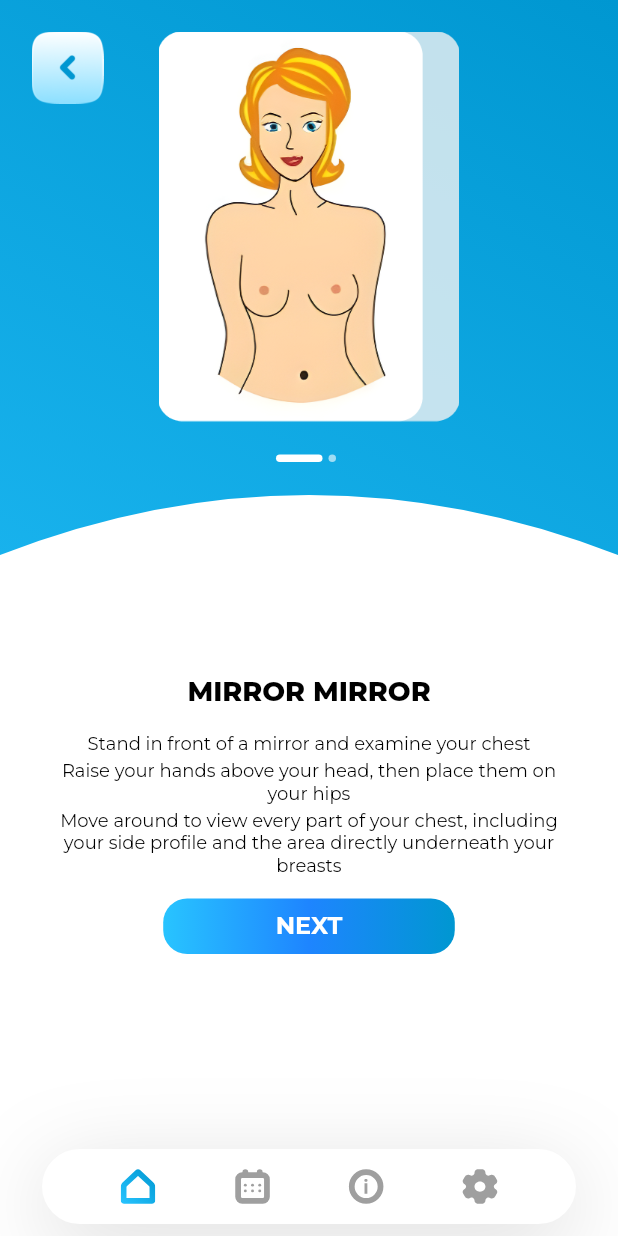
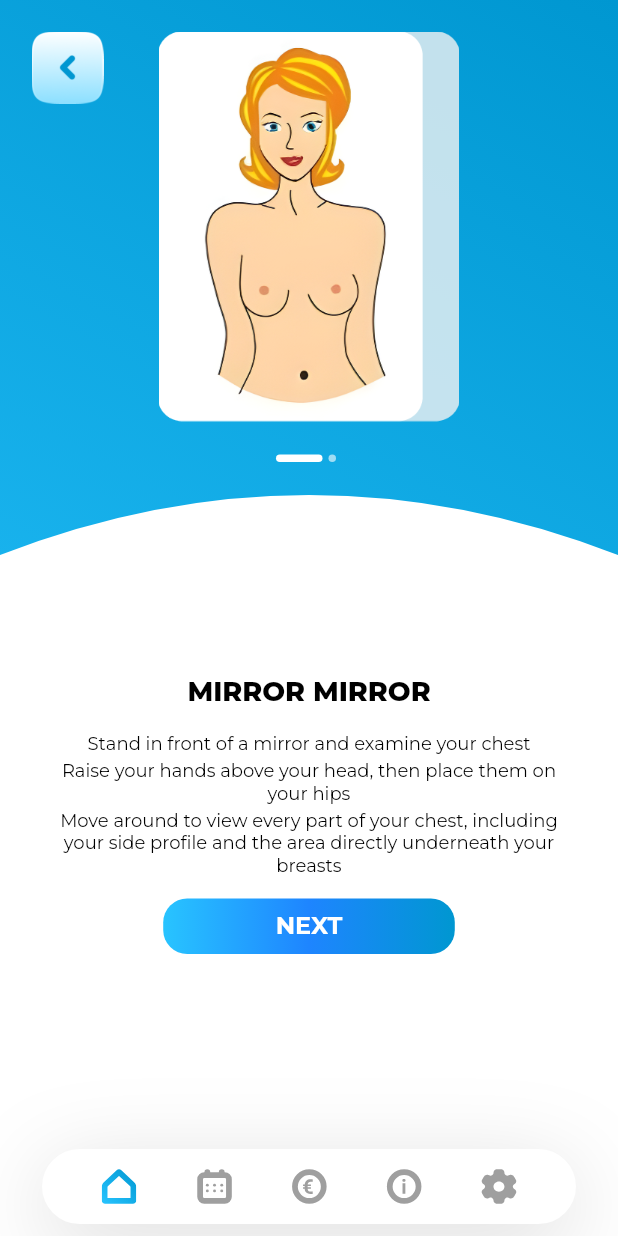
Before and after one commit to MikhailDindikov/fanby, a Flutter app: the FanMainScreen screen opened directly, after a tap on "GET STARTED", on a phone screen of 412 x 824 dp. Run offline on Flutter 3.47's test engine with Material 3 defaults, Android fonts, the light colour scheme and no system bars; our stand-ins replace carousel_slider, flutter_custom_clippers, flutter_svg, get, get_storage, image_picker and 4 more; missing offline and left inert: apphud; accounts and stored records are empty.

Commit message:
add prem

```diff
--- a/fanby/lib/fan_screens/fan_main_screen/fan_main_screen.dart
+++ b/fanby/lib/fan_screens/fan_main_screen/fan_main_screen.dart
@@ -2,6 +2,7 @@ import 'package:fanby/fan_check_navigator.dart';
 import 'package:fanby/fan_controllers/fan_check_controller.dart';
 import 'package:fanby/fan_controllers/fan_profile_controller.dart';
 import 'package:fanby/fan_screens/fan_calendar_screen/fan_calendar_screen.dart';
+import 'package:fanby/fan_screens/fan_prem_screen/fan_prem_screen.dart';
 import 'package:fanby/fan_screens/fan_settings_screen/fan_settings_screen.dart';
 import 'package:fanby/fan_some/fan_profile_navigator.dart';
 import 'package:flutter/material.dart';
@@ -96,8 +97,8 @@ class _FanMainScreenState extends State<FanMainScreen> {
                 alignment: Alignment.center,
                 child: Obx(() => SvgPicture.asset(
                       fanPage.value == 2
-                          ? 'fan_assets/icons/profile_sel.svg'
-                          : 'fan_assets/icons/profile.svg',
+                          ? 'fan_assets/icons/prem_sel.svg'
+                          : 'fan_assets/icons/prem.svg',
                     )),
               ),
             ),
@@ -112,6 +113,22 @@ class _FanMainScreenState extends State<FanMainScreen> {
                 alignment: Alignment.center,
                 child: Obx(() => SvgPicture.asset(
                       fanPage.value == 3
+                          ? 'fan_assets/icons/profile_sel.svg'
+                          : 'fan_assets/icons/profile.svg',
+                    )),
+              ),
+            ),
+            GestureDetector(
+              behavior: HitTestBehavior.opaque,
+              onTap: () {
+                fanPage.value = 4;
+              },
+              child: Container(
+                height: 24,
+                width: 24,
+                alignment: Alignment.center,
+                child: Obx(() => SvgPicture.asset(
+                      fanPage.value == 4
                           ? 'fan_assets/icons/settings_sel.svg'
                           : 'fan_assets/icons/settings.svg',
                     )),
@@ -126,7 +143,7 @@ class _FanMainScreenState extends State<FanMainScreen> {
           children: [
             FanCheckNavigator(),
             FanCalendarScreen(),
-            //FanPremScreen(),
+            FanPremScreen(),
             FanProfileNavigator(),
             FanSettingsScreen(),
           ],
--- /dev/null
+++ b/fanby/lib/fan_screens/fan_prem_screen/fan_prem_screen.dart
@@ -0,0 +1,269 @@
+import 'package:apphud/apphud.dart';
+import 'package:fanby/fan_controllers/fan_profile_controller.dart';
+import 'package:flutter/cupertino.dart';
+import 'package:flutter/material.dart';
+import 'package:get/get.dart';
+import 'package:get_storage/get_storage.dart';
+
+class FanPremScreen extends StatefulWidget {
+  const FanPremScreen({super.key});
+
+  @override
+  State<FanPremScreen> createState() => _FanPremScreenState();
+}
+
+class _FanPremScreenState extends State<FanPremScreen> {
+  final profileController = Get.find<FanProfileController>();
+  final RxBool fanBuy = false.obs;
+
+  @override
+  Widget build(BuildContext context) {
+    return Container(
+      width: double.infinity,
+      height: double.infinity,
+      decoration: BoxDecoration(
+        image: DecorationImage(
+          image: AssetImage('fan_assets/images/prem_bg.png'),
+          fit: BoxFit.cover,
+        ),
+      ),
+      child: Scaffold(
+        backgroundColor: Colors.transparent,
+        body: SafeArea(
+          child: SizedBox(
+            width: double.infinity,
+            child: GetBuilder<FanProfileController>(builder: (_) {
+              return Column(
+                mainAxisAlignment: MainAxisAlignment.end,
+                children: [
+                  Container(
+                    width: double.infinity,
+                    padding: EdgeInsets.all(24),
+                    decoration: BoxDecoration(
+                      color: Colors.white,
+                      borderRadius: BorderRadius.only(
+                        topLeft: Radius.circular(24),
+                        topRight: Radius.circular(24),
+                      ),
+                    ),
+                    child: Column(
+                      children: [
+                        Text(
+                          'Premium',
+                          style: TextStyle(
+                            fontFamily: 'Mont',
+                            fontSize: 18,
+                            fontVariations: [FontVariation('wght', 700)],
+                            color: Colors.black,
+                          ),
+                        ),
+                        SizedBox(
+                          height: 12,
+                        ),
+                        Container(
+                          padding: EdgeInsets.all(4),
+                          alignment: Alignment.center,
+                          decoration: BoxDecoration(
+                            borderRadius: BorderRadius.circular(16),
+                            gradient: LinearGradient(
+                              colors: [
+                                Color.fromRGBO(0, 151, 209, 1),
+                                Color.fromRGBO(30, 133, 255, 1),
+                                Color.fromRGBO(40, 196, 255, 1),
+                              ],
+                              begin: Alignment.centerRight,
+                              end: Alignment.centerLeft,
+                            ),
+                            boxShadow: [
+                              BoxShadow(
+                                  offset: Offset(0, 4),
+                                  color: Color.fromRGBO(0, 0, 0, 0.25),
+                                  blurRadius: 4),
+                            ],
+                          ),
+                          child: Container(
+                            padding: EdgeInsets.symmetric(
+                                horizontal: 20, vertical: 8),
+                            decoration: BoxDecoration(
+                              borderRadius: BorderRadius.circular(12),
+                              color: Colors.white,
+                            ),
+                            child: Row(
+                              children: [
+                                Image.asset(
+                                  'fan_assets/images/active.png',
+                                  height: 30,
+                                  width: 30,
+                                ),
+                                SizedBox(
+                                  width: 8,
+                                ),
+                                Expanded(
+                                  child: Text(
+                                    'Unlock unlimited breast checks',
+                                    style: TextStyle(
+                                      fontFamily: 'Mont',
+                                      fontSize: 14,
+                                      fontVariations: [
+                                        FontVariation('wght', 700)
+                                      ],
+                                      color: Colors.black,
+                                    ),
+                                  ),
+                                ),
+                              ],
+                            ),
+                          ),
+                        ),
+                        SizedBox(
+                          height: 12,
+                        ),
+                        profileController.fanPrem
+                            ? Container(
+                                padding: EdgeInsets.all(4),
+                                alignment: Alignment.center,
+                                decoration: BoxDecoration(
+                                  borderRadius: BorderRadius.circular(16),
+                                  gradient: LinearGradient(
+                                    colors: [
+                                      Color.fromRGBO(0, 151, 209, 1),
+                                      Color.fromRGBO(30, 133, 255, 1),
+                                      Color.fromRGBO(40, 196, 255, 1),
+                                    ],
+                                    begin: Alignment.centerRight,
+                                    end: Alignment.centerLeft,
+                                  ),
+                                  boxShadow: [
+                                    BoxShadow(
+                                        offset: Offset(0, 4),
+                                        color: Color.fromRGBO(0, 0, 0, 0.25),
+                                        blurRadius: 4),
+                                  ],
+                                ),
+                                child: Container(
+                                  padding: EdgeInsets.symmetric(
+                                      horizontal: 20, vertical: 8),
+                                  decoration: BoxDecoration(
+                                    borderRadius: BorderRadius.circular(12),
+                                    color: Colors.white,
+                                  ),
+                                  child: Row(
+                                    mainAxisAlignment: MainAxisAlignment.center,
+                                    children: [
+                                      Image.asset(
+                                        'fan_assets/images/active.png',
+                                        height: 30,
+                                        width: 30,
+                                      ),
+                                      SizedBox(
+                                        width: 8,
+                                      ),
+                                      Text(
+                                        'Premium Activated',
+                                        style: TextStyle(
+                                          fontFamily: 'Mont',
+                                          fontSize: 14,
+                                          fontVariations: [
+                                            FontVariation('wght', 700)
+                                          ],
+                                          color: Colors.black,
+                                        ),
+                                      ),
+                                    ],
+                                  ),
+                                ),
+                              )
+                            : GestureDetector(
+                                onTap: () async {
+                                  if (!fanBuy.value) {
+                                    fanBuy.value = true;
+                                    final fanwwwwwwa = await Apphud.paywalls();
+                                    var jgjkfkj = fanwwwwwwa
+                                        ?.paywalls.first.products!.first;
+                                    print(fanwwwwwwa?.paywalls.first.products!);
+                                    final fanananafna = await Apphud.purchase(
+                                      product: jgjkfkj,
+                                    );
+                                    if (fanananafna.error == null) {
+                                      await profileController.setProfPrem();
+                                      Get.showSnackbar(GetSnackBar(
+                                        duration: Duration(milliseconds: 1500),
+                                        messageText: Text(
+                                          'Premium activated',
+                                          style: TextStyle(
+                                            fontFamily: 'Mont',
+                                            fontSize: 18,
+                                            fontVariations: [
+                                              FontVariation('wght', 800)
+                                            ],
+                                            color: Colors.black,
+                                          ),
+                                        ),
+                                        backgroundColor: Colors.white,
+                                      ));
+                                    } else {
+                                      Get.showSnackbar(GetSnackBar(
+                                        duration: Duration(milliseconds: 1500),
+                                        messageText: Text(
+                                          'Some error happens',
+                                          style: TextStyle(
+                                            fontFamily: 'Mont',
+                                            fontSize: 18,
+                                            fontVariations: [
+                                              FontVariation('wght', 800)
+                                            ],
+                                            color: Colors.black,
+                                          ),
+                                        ),
+                                        backgroundColor: Colors.white,
+                                      ));
+                                    }
+
+                                    fanBuy.value = false;
+                                  }
+                                },
+                                child: Container(
+                                  width: double.infinity,
+                                  padding: EdgeInsets.symmetric(vertical: 15.5),
+                                  alignment: Alignment.center,
+                                  decoration: BoxDecoration(
+                                    borderRadius: BorderRadius.circular(16),
+                                    gradient: LinearGradient(
+                                      colors: [
+                                        Color.fromRGBO(0, 151, 209, 1),
+                                        Color.fromRGBO(30, 133, 255, 1),
+                                        Color.fromRGBO(40, 196, 255, 1),
+                                      ],
+                                      begin: Alignment.centerRight,
+                                      end: Alignment.centerLeft,
+                                    ),
+                                  ),
+                                  child: Obx(
+                                    () => fanBuy.value
+                                        ? CupertinoActivityIndicator()
+                                        : Text(
+                                            'Buy for 0.99\$',
+                                            style: TextStyle(
+                                              fontFamily: 'Mont',
+                                              fontSize: 20,
+                                              fontVariations: [
+                                                FontVariation('wght', 700)
+                                              ],
+                                              color: Colors.white,
+                                            ),
+                                          ),
+                                  ),
+                                ),
+                              ),
+                      ],
+                    ),
+                  ),
+                ],
+              );
+            }),
+          ),
+        ),
+      ),
+    );
+  }
+}
--- a/fanby/lib/fan_screens/fan_settings_screen/fan_settings_screen.dart
+++ b/fanby/lib/fan_screens/fan_settings_screen/fan_settings_screen.dart
@@ -1,3 +1,5 @@
+import 'package:apphud/apphud.dart';
+import 'package:apphud/models/apphud_models/apphud_composite_model.dart';
 import 'package:fanby/fan_controllers/fan_profile_controller.dart';
 import 'package:fanby/fan_screens/fan_sysytem_screen.dart';
 import 'package:flutter/cupertino.dart';
@@ -147,6 +149,89 @@ class _FanSettingsScreenState extends State<FanSettingsScreen> {
                   ),
                 ),
               ),
+              SizedBox(
+                height: 20,
+              ),
+              GestureDetector(
+                onTap: () async {
+                  if (!fanPur.value) {
+                    fanPur.value = true;
+                    final ApphudComposite fanrestPud =
+                        await Apphud.restorePurchases();
+
+                    bool fanfailPu = true;
+
+                    if (fanrestPud.purchases.isNotEmpty) {
+                      for (final pu in fanrestPud.purchases) {
+                        if (pu.productId == 'premium_1') {
+                          fanfailPu = false;
+                          await profileController.setProfPrem();
+
+                          break;
+                        }
+                      }
+                    }
+
+                    if (fanfailPu) {
+                      Get.showSnackbar(GetSnackBar(
+                        duration: Duration(milliseconds: 1500),
+                        messageText: Text(
+                          'Your purchase is not found',
+                          style: TextStyle(
+                            fontFamily: 'Mont',
+                            fontSize: 18,
+                            fontVariations: [FontVariation('wght', 800)],
+                            color: Colors.black,
+                          ),
+                        ),
+                        backgroundColor: Colors.white,
+                      ));
+                    } else {
+                      Get.showSnackbar(GetSnackBar(
+                        duration: Duration(milliseconds: 1500),
+                        messageText: Text(
+                          'Premium has been activated',
+                          style: TextStyle(
+                            fontFamily: 'Mont',
+                            fontSize: 18,
+                            fontVariations: [FontVariation('wght', 800)],
+                            color: Colors.black,
+                          ),
+                        ),
+                        backgroundColor: Colors.white,
+                      ));
+                    }
+
+                    fanPur.value = false;
+                  }
+                },
+                child: Container(
+                  margin: EdgeInsets.symmetric(horizontal: 25),
+                  padding: EdgeInsets.symmetric(vertical: 10.5),
+                  alignment: Alignment.center,
+                  decoration: BoxDecoration(
+                    borderRadius: BorderRadius.circular(16),
+                    gradient: LinearGradient(
+                      colors: [
+                        Color.fromRGBO(0, 151, 209, 1),
+                        Color.fromRGBO(30, 133, 255, 1),
+                        Color.fromRGBO(40, 196, 255, 1),
+                      ],
+                      begin: Alignment.centerRight,
+                      end: Alignment.centerLeft,
+                    ),
+                  ),
+                  child: Text(
+                    'Restore Purchase',
+                    style: TextStyle(
+                      fontFamily: 'Mont',
+                      fontSize: 20,
+                      fontVariations: [FontVariation('wght', 700)],
+                      color: Colors.white,
+                    ),
+                  ),
+                ),
+              ),
             ],
           ),
         ),
--- a/fanby/lib/main.dart
+++ b/fanby/lib/main.dart
@@ -1,8 +1,8 @@
 
+import 'package:apphud/apphud.dart';
 import 'package:fanby/fan_controllers/fan_binds.dart';
 import 'package:fanby/fan_screens/fan_demo_screen/fan_demo_screen.dart';
 import 'package:fanby/fan_screens/fan_hello_screen.dart/fan_hello_screen_1.dart';
-import 'package:fanby/fan_screens/fan_main_screen/fan_main_screen.dart';
 import 'package:flutter/material.dart';
 import 'package:flutter/services.dart';
 import 'package:get/get.dart';
@@ -11,7 +11,7 @@ import 'package:get_storage/get_storage.dart';
 Future<void> main() async {
   WidgetsFlutterBinding.ensureInitialized();
   await GetStorage.init();
-
+  await Apphud.start(apiKey: 'app_Qrcbf3MjSg93z1i9dYPg5kDszvizwh');
   final fanBox = GetStorage();
   final showFanDemo = fanBox.read<bool?>('showFanDemo') ?? true;
   SystemChrome.setPreferredOrientations([DeviceOrientation.portraitUp]);
--- a/fanby/pubspec.yaml
+++ b/fanby/pubspec.yaml
@@ -44,6 +44,7 @@ dependencies:
   expandable: ^5.0.1
   sqflite: ^2.3.3+1
   path: ^1.9.0
+  apphud: ^2.4.4
   path_provider: ^2.1.3
   carousel_slider: ^4.2.1
   flutter_custom_clippers: ^2.1.0
```
Also changed, not shown: fanby/pubspec.lock, 1 other file.
